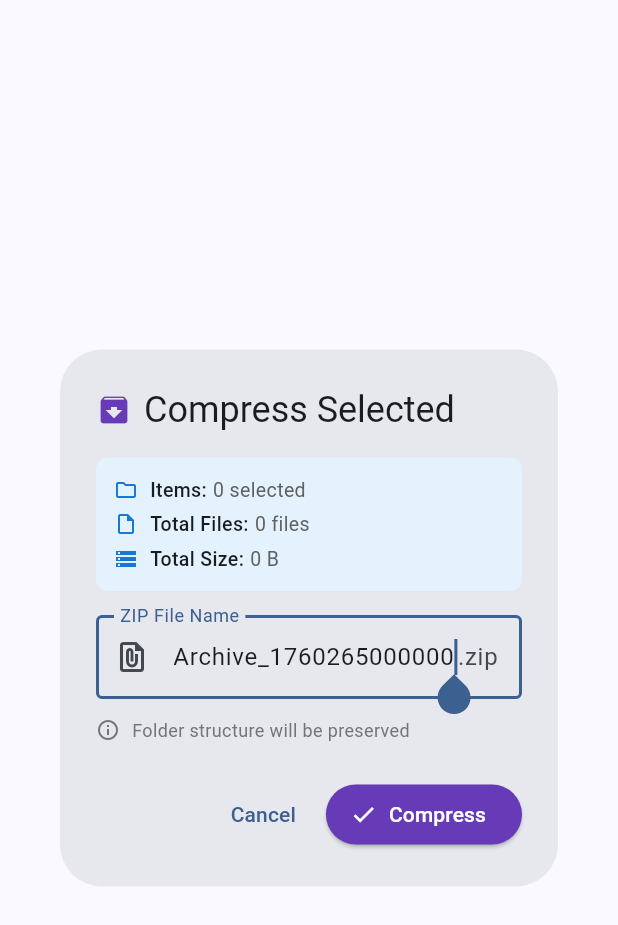
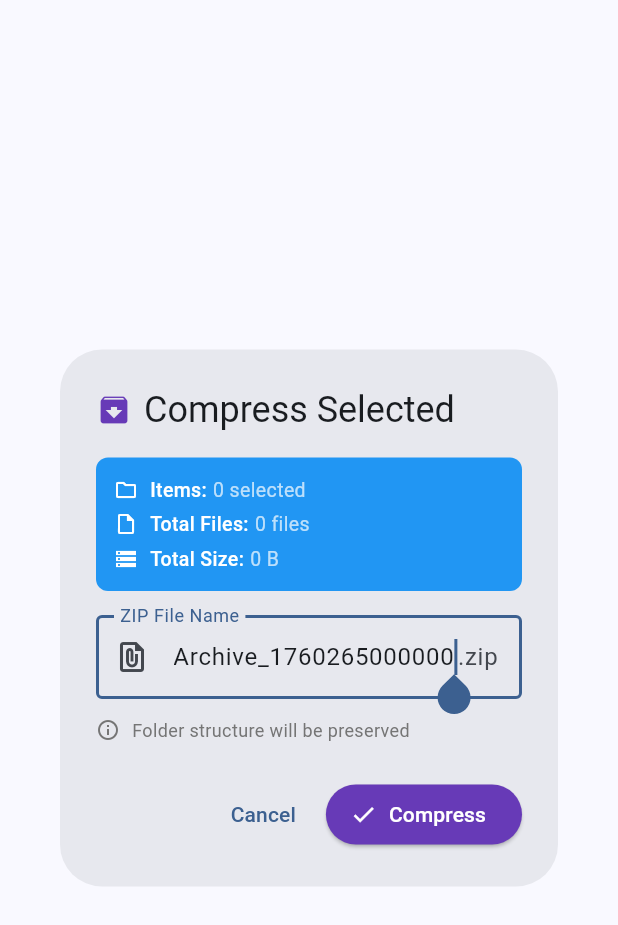
Before and after one commit to milindmk2001/filevaultpro, a Flutter app: the _CompressDialog widget shown alone on an empty page, opened directly with empty values, on a phone screen of 412 x 824 dp. Shown: the top 925 px of the screen. Run offline on Flutter 3.47's test engine with Material 3 defaults, Android fonts, the phone set to English and light mode, and no system bars; our stand-ins replace file_picker, percent_indicator.

Commit message:
Fix: implemented import

```diff
--- a/lib/screens/file_explorer_screen.dart
+++ b/lib/screens/file_explorer_screen.dart
@@ -7,7 +7,7 @@ import 'dart:io';
 import 'package:path/path.dart' as path;
 import '../models/file_system_models.dart';
 import '../widgets/common_widgets.dart';
-import '../services/compression_service.dart';  // NEW: Added compression service
+import '../services/compression_service.dart';
 
 class FileExplorerScreen extends StatefulWidget {
   const FileExplorerScreen({super.key});
@@ -27,7 +27,6 @@ class _FileExplorerScreenState extends State<FileExplorerScreen> {
   FileSystemEntity? _clipboardItem;
   bool _isCutOperation = false;
 
-  // NEW: Selection mode variables
   bool _selectionMode = false;
   final List<FileSystemNode> _selectedItems = [];
 
@@ -135,11 +134,9 @@ class _FileExplorerScreenState extends State<FileExplorerScreen> {
     }
   }
 
-  // NEW: Toggle selection mode
   void _toggleSelectionMode(FileSystemNode node) {
     setState(() {
       if (_selectionMode) {
-        // Toggle selection of this item
         if (_selectedItems.contains(node)) {
           _selectedItems.remove(node);
           if (_selectedItems.isEmpty) {
@@ -149,7 +146,6 @@ class _FileExplorerScreenState extends State<FileExplorerScreen> {
           _selectedItems.add(node);
         }
       } else {
-        // Enter selection mode
         _selectionMode = true;
         _selectedItems.clear();
         _selectedItems.add(node);
@@ -157,7 +153,6 @@ class _FileExplorerScreenState extends State<FileExplorerScreen> {
     });
   }
 
-  // NEW: Compress selected items using native iOS compression
   Future<void> _compressSelected() async {
     if (_selectedItems.isEmpty) {
       ScaffoldMessenger.of(context).showSnackBar(
@@ -166,7 +161,6 @@ class _FileExplorerScreenState extends State<FileExplorerScreen> {
       return;
     }
 
-    // Show compression dialog
     final zipName = await showDialog<String>(
       context: context,
       builder: (context) => _CompressDialog(
@@ -178,7 +172,6 @@ class _FileExplorerScreenState extends State<FileExplorerScreen> {
     if (zipName == null || !mounted) return;
 
     try {
-      // Show loading dialog
       showDialog(
         context: context,
         barrierDismissible: false,
@@ -205,20 +198,16 @@ class _FileExplorerScreenState extends State<FileExplorerScreen> {
         ),
       );
 
-      // Get full paths of selected items
       final paths = _selectedItems.map((item) => item.path!).toList();
 
-      // Compress using native iOS code
       final zipPath = await CompressionService.compressFolders(
         paths: paths,
         outputName: zipName.endsWith('.zip') ? zipName : '$zipName.zip',
         preserveStructure: true,
       );
 
-      // Close loading dialog
       if (mounted) Navigator.of(context).pop();
 
-      // Show success
       final zipFile = File(zipPath);
       final zipStat = await zipFile.stat();
       final zipSize = CompressionService.formatBytes(zipStat.size);
@@ -233,7 +222,6 @@ class _FileExplorerScreenState extends State<FileExplorerScreen> {
         );
       }
 
-      // Refresh and clear selection
       setState(() {
         _selectedItems.clear();
         _selectionMode = false;
@@ -244,10 +232,8 @@ class _FileExplorerScreenState extends State<FileExplorerScreen> {
       }
 
     } catch (e) {
-      // Close loading dialog
       if (mounted) Navigator.of(context).pop();
 
-      // Show error
       if (mounted) {
         ScaffoldMessenger.of(context).showSnackBar(
           SnackBar(
@@ -259,12 +245,10 @@ class _FileExplorerScreenState extends State<FileExplorerScreen> {
     }
   }
 
-  // NEW: Smart Folder Import - Select folder and auto-compress
   Future<void> _smartFolderImport() async {
     try {
       setState(() => _isImporting = true);
 
-      // Show instructions dialog first
       final shouldContinue = await showDialog<bool>(
         context: context,
         builder: (context) => AlertDialog(
@@ -320,14 +304,11 @@ class _FileExplorerScreenState extends State<FileExplorerScreen> {
         return;
       }
 
-      // Try to get directory path
       final directoryPath = await FilePicker.platform.getDirectoryPath();
 
       if (directoryPath != null) {
-        // Successfully got folder - compress and import it
         await _compressAndImportFolder(directoryPath);
       } else {
-        // Folder picker not supported or cancelled
         if (mounted) {
           _showFolderImportFallbackDialog();
         }
@@ -412,10 +393,8 @@ class _FileExplorerScreenState extends State<FileExplorerScreen> {
 
   Future<void> _compressAndImportFolder(String folderPath) async {
     try {
-      final folderDir = Directory(folderPath);
       final folderName = folderPath.split('/').last;
 
-      // Show progress
       if (mounted) {
         ScaffoldMessenger.of(context).showSnackBar(
           SnackBar(
@@ -425,7 +404,6 @@ class _FileExplorerScreenState extends State<FileExplorerScreen> {
         );
       }
 
-      // Create archive from folder
       final archive = Archive();
       await _addDirectoryToArchive(archive, folderPath, folderPath);
 
@@ -433,13 +411,11 @@ class _FileExplorerScreenState extends State<FileExplorerScreen> {
         throw Exception('Folder is empty or inaccessible');
       }
 
-      // Compress
       final zipData = ZipEncoder().encode(archive);
       if (zipData == null) {
         throw Exception('Failed to compress folder');
       }
 
-      // Ask what to do with compressed folder
       final action = await showDialog<String>(
         context: context,
         builder: (context) => AlertDialog(
@@ -468,7 +444,6 @@ class _FileExplorerScreenState extends State<FileExplorerScreen> {
       );
 
       if (action == 'extract') {
-        // Extract to current location
         final docDir = await getApplicationDocumentsDirectory();
         final targetDir = _currentNode?.path ?? docDir.path;
 
@@ -503,7 +478,6 @@ class _FileExplorerScreenState extends State<FileExplorerScreen> {
           }
         }
       } else if (action == 'save') {
-        // Save ZIP file
         final docDir = await getApplicationDocumentsDirectory();
         final targetDir = _currentNode?.path ?? docDir.path;
         final zipPath = '$targetDir/$folderName.zip';
@@ -1187,7 +1161,6 @@ class _FileExplorerScreenState extends State<FileExplorerScreen> {
           ),
         ),
         const PopupMenuDivider(),
-        // NEW: Select for compression option
         const PopupMenuItem<String>(
           value: 'select',
           child: Row(
@@ -1577,14 +1550,12 @@ class _FileExplorerScreenState extends State<FileExplorerScreen> {
                         ),
                       ),
                     ),
-                    // NEW: Show compress button when in selection mode
                     if (_selectionMode && _selectedItems.isNotEmpty)
                       IconButton(
                         icon: const Icon(Icons.archive, color: Color(0xFF4CAF50)),
                         tooltip: 'Compress Selected',
                         onPressed: _compressSelected,
                       ),
-                    // NEW: Show cancel selection button
                     if (_selectionMode)
                       IconButton(
                         icon: const Icon(Icons.close, color: Colors.red),
@@ -1604,7 +1575,6 @@ class _FileExplorerScreenState extends State<FileExplorerScreen> {
                 ),
               ),
 
-            // NEW: Selection mode banner
             if (_selectionMode)
               Container(
                 padding: const EdgeInsets.symmetric(horizontal: 16, vertical: 8),
@@ -2012,7 +1982,7 @@ class _FileExplorerScreenState extends State<FileExplorerScreen> {
                       onTap: () {
                         Navigator.pop(context);
                         _importDocuments();
-                      ),
+                      },
                     ),
 
                     const Divider(),
@@ -2127,9 +2097,6 @@ class _FileExplorerScreenState extends State<FileExplorerScreen> {
   }
 }
 
-// ========================================
-// COMPRESS DIALOG - NEW
-// ========================================
 class _CompressDialog extends StatefulWidget {
   final int itemCount;
   final List<FileSystemEntity> items;
@@ -2196,11 +2163,10 @@ class _CompressDialogState extends State<_CompressDialog> {
         mainAxisSize: MainAxisSize.min,
         crossAxisAlignment: CrossAxisAlignment.start,
         children: [
-          // Stats section
           Container(
             padding: const EdgeInsets.all(12),
             decoration: BoxDecoration(
-              color: Colors.blue.shade50,
+              color: Colors.blue,
               borderRadius: BorderRadius.circular(8),
             ),
             child: Column(
@@ -2228,8 +2194,6 @@ class _CompressDialogState extends State<_CompressDialog> {
             ),
           ),
           const SizedBox(height: 16),
-
-          // File name input
           TextField(
             controller: _controller,
             decoration: const InputDecoration(
@@ -2240,20 +2204,17 @@ class _CompressDialogState extends State<_CompressDialog> {
             ),
             autofocus: true,
           ),
-
           const SizedBox(height: 12),
-
-          // Info message
           Row(
             children: [
-              Icon(Icons.info_outline, size: 16, color: Colors.grey.shade600),
+              Icon(Icons.info_outline, size: 16, color: Colors.grey[600]),
               const SizedBox(width: 8),
               Expanded(
                 child: Text(
                   'Folder structure will be preserved',
                   style: TextStyle(
                     fontSize: 12,
-                    color: Colors.grey.shade600,
+                    color: Colors.grey[600],
                   ),
                 ),
               ),
@@ -2282,16 +2243,23 @@ class _CompressDialogState extends State<_CompressDialog> {
   Widget _buildStatRow(IconData icon, String label, String value) {
     return Row(
       children: [
-        Icon(icon, size: 16, color: Colors.blue.shade700),
+        Icon(icon, size: 16, color: Colors.white),
         const SizedBox(width: 8),
         Text(
           label,
-          style: const TextStyle(fontWeight: FontWeight.w500, fontSize: 13),
+          style: const TextStyle(
+            fontWeight: FontWeight.w500,
+            fontSize: 13,
+            color: Colors.white,
+          ),
         ),
         const SizedBox(width: 4),
         Text(
           value,
-          style: TextStyle(fontSize: 13, color: Colors.grey.shade700),
+          style: const TextStyle(
+            fontSize: 13,
+            color: Colors.white70,
+          ),
         ),
       ],
     );
--- a/pubspec.yaml
+++ b/pubspec.yaml
@@ -2,7 +2,7 @@ name: file_vault_pro
 description: "A comprehensive file management and security app for iOS"
 publish_to: 'none'
 
-version: 1.0.0+12
+version: 1.0.0+13
 
 environment:
   sdk: ^3.6.0
```
